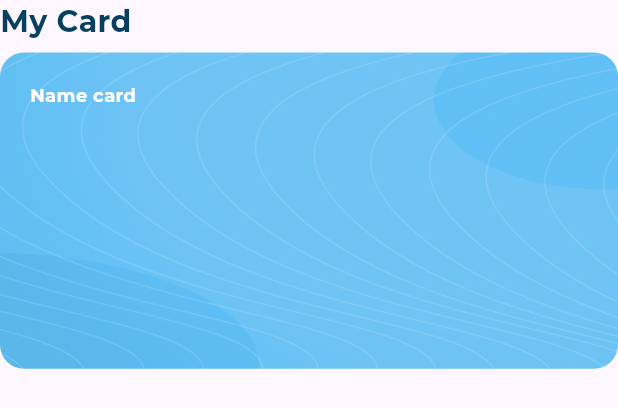
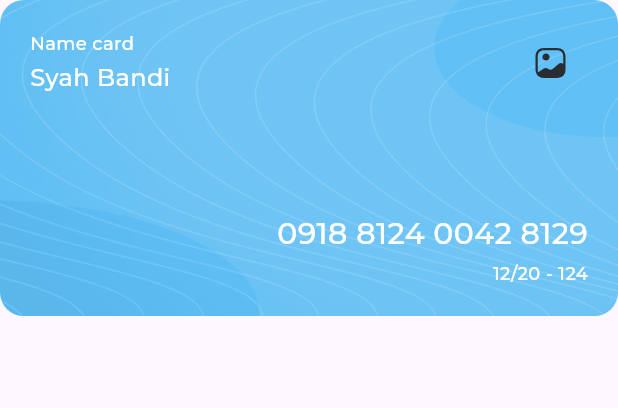
Before and after one commit to karemSD/Responsive-dashboard-flutter, a Flutter app: the MyCard widget shown alone on an empty page, opened directly, on a phone screen of 412 x 824 dp. Shown: the top 408 px of the screen. Run offline on Flutter 3.47's test engine with Material 3 defaults, Android fonts, the phone set to English and light mode, and no system bars; our stand-ins replace expandable_page_view, flutter_svg; project files that could hold a hidden picture were left out.

Commit message:
Add custom indicator widgets and update card design
- Added custom indicator widgets for page tracking
- Updated card design with new layout and SVG image placement

```diff
--- a/lib/widgets/my_card.dart
+++ b/lib/widgets/my_card.dart
@@ -1,8 +1,11 @@
 import 'package:flutter/material.dart';
+import 'package:flutter_svg/flutter_svg.dart';
+import 'package:responsive_dashboard_flutter/widgets/custom_indictor_listview.dart';
 
 import '../utils/app_images.dart';
 import '../utils/app_spaces.dart';
 import '../utils/app_styles.dart';
+import 'cusrom_indictor.dart';
 
 class MyCard extends StatelessWidget {
   const MyCard({super.key});
@@ -12,11 +15,9 @@ class MyCard extends StatelessWidget {
     return Column(
       crossAxisAlignment: CrossAxisAlignment.start,
       children: [
-        const Text(
-          "My Card",
-          style: AppStyles.styleSemiBold20,
-        ),
-        AppSpaces.verticalSpace(.6),
+        //TODO MyCard
+        //? you can do this or instead of this do as thrawt samy did (make contianer with image decoration in then child will be column and texts inside )
+
         AspectRatio(
           aspectRatio: 420 / 215,
           child: Stack(
@@ -35,7 +36,35 @@ class MyCard extends StatelessWidget {
                   'Name card',
                   style: AppStyles.styleRegular12.copyWith(color: Colors.white),
                 ),
-
+              ),
+              Positioned(
+                top: 40, // adjust the position of the text as needed
+                left: 20,
+                child: Text(
+                  'Syah Bandi',
+                  style: AppStyles.styleMedium16.copyWith(color: Colors.white),
+                ),
+              ),
+              Positioned(
+                top: 30,
+                right: 33,
+                child: SvgPicture.asset(Assets.imagesGallery),
+              ),
+              Positioned(
+                bottom: 40, // adjust the position of the text as needed
+                right: 20,
+                child: Text(
+                  '0918 8124 0042 8129',
+                  style: AppStyles.styleMedium20.copyWith(color: Colors.white),
+                ),
+              ),
+              Positioned(
+                bottom: 20, // adjust the position of the text as needed
+                right: 20,
+                child: Text(
+                  '12/20 - 124',
+                  style: AppStyles.styleRegular12.copyWith(color: Colors.white),
+                ),
               ),
             ],
           ),
--- a/pubspec.yaml
+++ b/pubspec.yaml
@@ -36,6 +36,7 @@ dependencies:
   # Use with the CupertinoIcons class for iOS style icons.
   cupertino_icons: ^1.0.2
   flutter_svg: ^2.0.10+1
+  expandable_page_view: ^1.0.17
 
 dev_dependencies:
   flutter_test:
@@ -80,6 +81,7 @@ flutter:
       fonts:
         - asset: assets/fonts/Montserrat-Regular.ttf
         - asset: assets/fonts/Montserrat-Bold.ttf
+        - asset: assets/fonts/Montserrat-Medium.ttf
   #   - family: Trajan Pro
   #     fonts:
   #       - asset: fonts/TrajanPro.ttf
```
Also changed, not shown: lib/widgets/cusrom_indictor.dart (added, +17 -0 lines), lib/widgets/custom_indictor_listview.dart (added, +20 -0 lines), lib/widgets/my_card_section.dart (added, +48 -0 lines), lib/widgets/my_cards_page_view.dart (added, +20 -0 lines), lib/widgets/part_three.dart (+5 -10 lines), assets/fonts/Montserrat-Medium.ttf (added), pubspec.lock.
